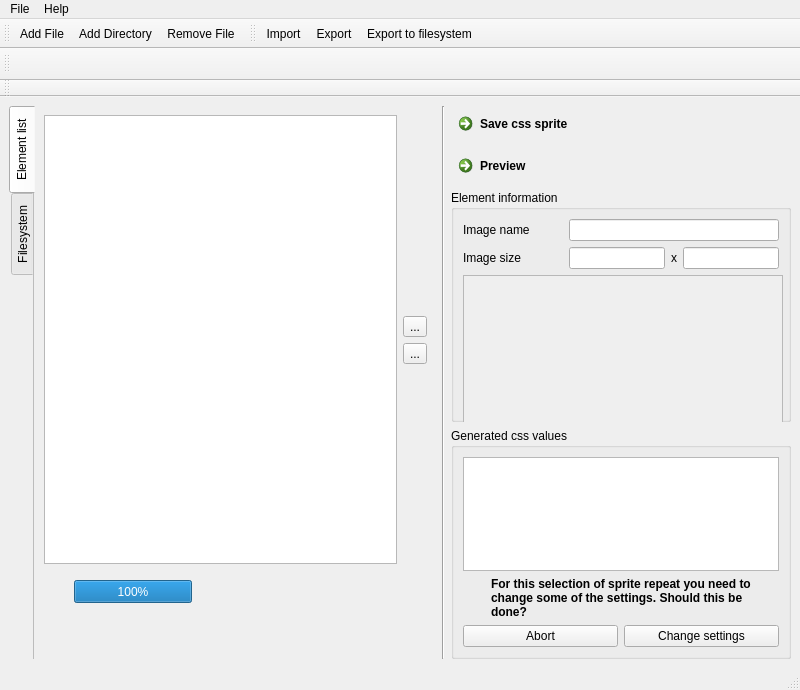
Above: src/ui/mainwindow.ui from pcvolkmer/spritegenerator before the change. Below: the same form after it.
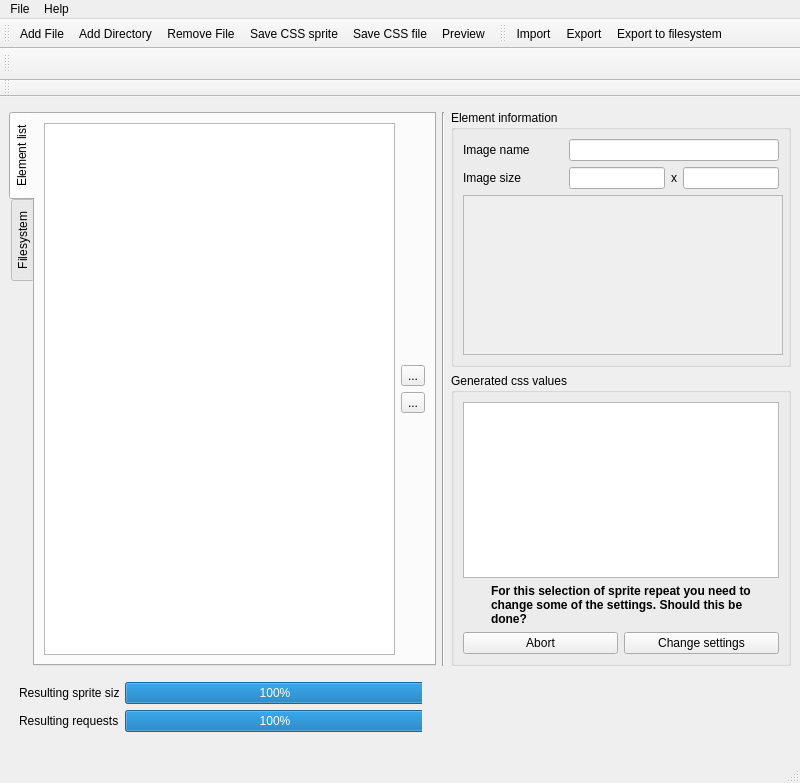
That is the form after the change. Icons and pictures are not drawn. Custom widgets are drawn as their Qt base class.

Commit message: Added indicators to show resulting file size and requests.

What changed in the file:
```diff
--- a/src/ui/mainwindow.ui
+++ b/src/ui/mainwindow.ui
@@ -7,7 +7,7 @@
     <x>0</x>
     <y>0</y>
     <width>800</width>
-    <height>690</height>
+    <height>783</height>
    </rect>
   </property>
   <property name="minimumSize">
@@ -25,37 +25,11 @@
   </property>
   <widget class="QWidget" name="centralwidget">
    <layout class="QGridLayout" name="gridLayout_2">
-    <item row="0" column="2">
+    <item row="0" column="2" rowspan="2">
      <layout class="QVBoxLayout" name="verticalLayout_3">
-      <item>
-       <widget class="QCommandLinkButton" name="createSpriteCommandButton">
-        <property name="maximumSize">
-         <size>
-          <width>340</width>
-          <height>16777215</height>
-         </size>
-        </property>
-        <property name="text">
-         <string>Save css sprite</string>
-        </property>
-       </widget>
-      </item>
-      <item>
-       <widget class="QCommandLinkButton" name="previewPageCommandButton">
-        <property name="enabled">
-         <bool>true</bool>
-        </property>
-        <property name="maximumSize">
-         <size>
-          <width>340</width>
-          <height>16777215</height>
-         </size>
-        </property>
-        <property name="text">
-         <string>Preview</string>
-        </property>
-       </widget>
-      </item>
+      <property name="topMargin">
+       <number>4</number>
+      </property>
       <item>
        <widget class="QGroupBox" name="groupBox_2">
         <property name="sizePolicy">
@@ -343,14 +317,7 @@
       </item>
      </layout>
     </item>
-    <item row="0" column="1">
-     <widget class="Line" name="line">
-      <property name="orientation">
-       <enum>Qt::Vertical</enum>
-      </property>
-     </widget>
-    </item>
-    <item row="0" column="0">
+    <item row="1" column="0">
      <widget class="QTabWidget" name="tabWidget">
       <property name="tabPosition">
        <enum>QTabWidget::West</enum>
@@ -362,7 +329,7 @@
        <enum>Qt::ElideNone</enum>
       </property>
       <property name="documentMode">
-       <bool>true</bool>
+       <bool>false</bool>
       </property>
       <property name="tabsClosable">
        <bool>false</bool>
@@ -375,7 +342,7 @@
         <string>Element list</string>
        </attribute>
        <layout class="QGridLayout" name="gridLayout_4">
-        <item row="0" column="0">
+        <item row="1" column="0">
          <layout class="QHBoxLayout" name="horizontalLayout_5">
           <item>
            <widget class="SpriteElementListWidget" name="listWidget">
@@ -444,29 +411,6 @@
           </item>
          </layout>
         </item>
-        <item row="1" column="0">
-         <widget class="QWidget" name="widget" native="true">
-          <property name="minimumSize">
-           <size>
-            <width>0</width>
-            <height>80</height>
-           </size>
-          </property>
-          <widget class="QProgressBar" name="saveRatioProgessBar">
-           <property name="geometry">
-            <rect>
-             <x>30</x>
-             <y>10</y>
-             <width>118</width>
-             <height>23</height>
-            </rect>
-           </property>
-           <property name="value">
-            <number>100</number>
-           </property>
-          </widget>
-         </widget>
-        </item>
        </layout>
       </widget>
       <widget class="QWidget" name="tab_2">
@@ -508,6 +452,78 @@
       </widget>
      </widget>
     </item>
+    <item row="1" column="1">
+     <widget class="Line" name="line">
+      <property name="orientation">
+       <enum>Qt::Vertical</enum>
+      </property>
+     </widget>
+    </item>
+    <item row="2" column="0" colspan="3">
+     <widget class="QWidget" name="widget" native="true">
+      <property name="minimumSize">
+       <size>
+        <width>0</width>
+        <height>80</height>
+       </size>
+      </property>
+      <widget class="QWidget" name="">
+       <property name="geometry">
+        <rect>
+         <x>10</x>
+         <y>10</y>
+         <width>403</width>
+         <height>50</height>
+        </rect>
+       </property>
+       <layout class="QFormLayout" name="formLayout">
+        <property name="labelAlignment">
+         <set>Qt::AlignLeading|Qt::AlignLeft|Qt::AlignVCenter</set>
+        </property>
+        <item row="0" column="0">
+         <widget class="QLabel" name="label_4">
+          <property name="text">
+           <string>Resulting sprite size</string>
+          </property>
+         </widget>
+        </item>
+        <item row="0" column="1">
+         <widget class="QProgressBar" name="savedBytesRatioProgessBar">
+          <property name="minimumSize">
+           <size>
+            <width>300</width>
+            <height>0</height>
+           </size>
+          </property>
+          <property name="value">
+           <number>100</number>
+          </property>
+         </widget>
+        </item>
+        <item row="1" column="0">
+         <widget class="QLabel" name="label_5">
+          <property name="text">
+           <string>Resulting requests</string>
+          </property>
+         </widget>
+        </item>
+        <item row="1" column="1">
+         <widget class="QProgressBar" name="savedRequestsRatioProgessBar">
+          <property name="minimumSize">
+           <size>
+            <width>300</width>
+            <height>0</height>
+           </size>
+          </property>
+          <property name="value">
+           <number>100</number>
+          </property>
+         </widget>
+        </item>
+       </layout>
+      </widget>
+     </widget>
+    </item>
    </layout>
   </widget>
   <widget class="QMenuBar" name="menubar">
@@ -556,6 +572,9 @@
    <addaction name="actionAddFile"/>
    <addaction name="actionAddDirectory"/>
    <addaction name="actionRemoveFile"/>
+   <addaction name="actionSaveCssSprite"/>
+   <addaction name="actionSaveCssFile"/>
+   <addaction name="actionPreview"/>
   </widget>
   <widget class="QToolBar" name="toolBar_2">
    <property name="windowTitle">
@@ -685,6 +704,42 @@
     <string>Export to filesystem</string>
    </property>
   </action>
+  <action name="actionSaveCssSprite">
+   <property name="icon">
+    <iconset resource="../resources/resources.qrc">
+     <normaloff>:/images/images/22x22/image-x-generic.png</normaloff>:/images/images/22x22/image-x-generic.png</iconset>
+   </property>
+   <property name="text">
+    <string>Save CSS sprite</string>
+   </property>
+   <property name="toolTip">
+    <string>Save CSS sprite</string>
+   </property>
+  </action>
+  <action name="actionSaveCssFile">
+   <property name="icon">
+    <iconset resource="../resources/resources.qrc">
+     <normaloff>:/images/images/22x22/text-css.png</normaloff>:/images/images/22x22/text-css.png</iconset>
+   </property>
+   <property name="text">
+    <string>Save CSS file</string>
+   </property>
+   <property name="toolTip">
+    <string>Save CSS file</string>
+   </property>
+  </action>
+  <action name="actionPreview">
+   <property name="icon">
+    <iconset resource="../resources/resources.qrc">
+     <normaloff>:/images/images/22x22/document-preview.png</normaloff>:/images/images/22x22/document-preview.png</iconset>
+   </property>
+   <property name="text">
+    <string>Preview</string>
+   </property>
+   <property name="toolTip">
+    <string>Preview</string>
+   </property>
+  </action>
  </widget>
  <customwidgets>
   <customwidget>
```
Left out of the diff: 2 changed lines with no effect on the pictures. The commit also changes 9 other files.
